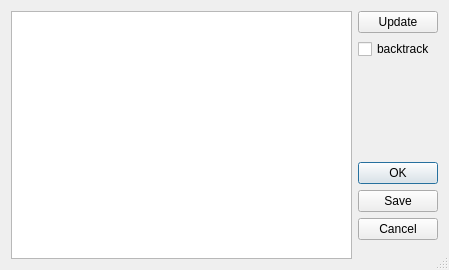
Old version of the form madgui/online/monitorwidget.ui in the repository hibtc/madgui.
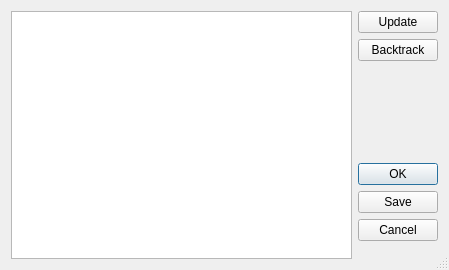
New version of the form. Custom widgets are drawn as their Qt base class.

Commit message: Make `backtrack` a proper button

```diff
--- a/madgui/online/monitorwidget.ui
+++ b/madgui/online/monitorwidget.ui
@@ -30,12 +30,9 @@
       </widget>
      </item>
      <item>
-      <widget class="QCheckBox" name="btn_backtrack">
+      <widget class="QPushButton" name="btn_backtrack">
        <property name="text">
-        <string>backtrack</string>
-       </property>
-       <property name="checkable">
-        <bool>true</bool>
+        <string>Backtrack</string>
        </property>
       </widget>
      </item>
```
The commit also changes 1 other file.
